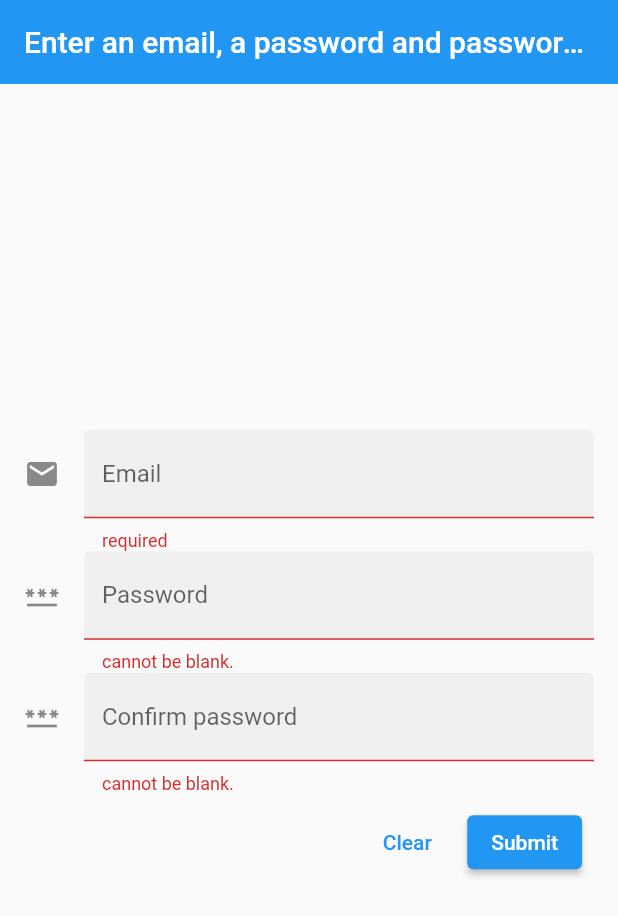
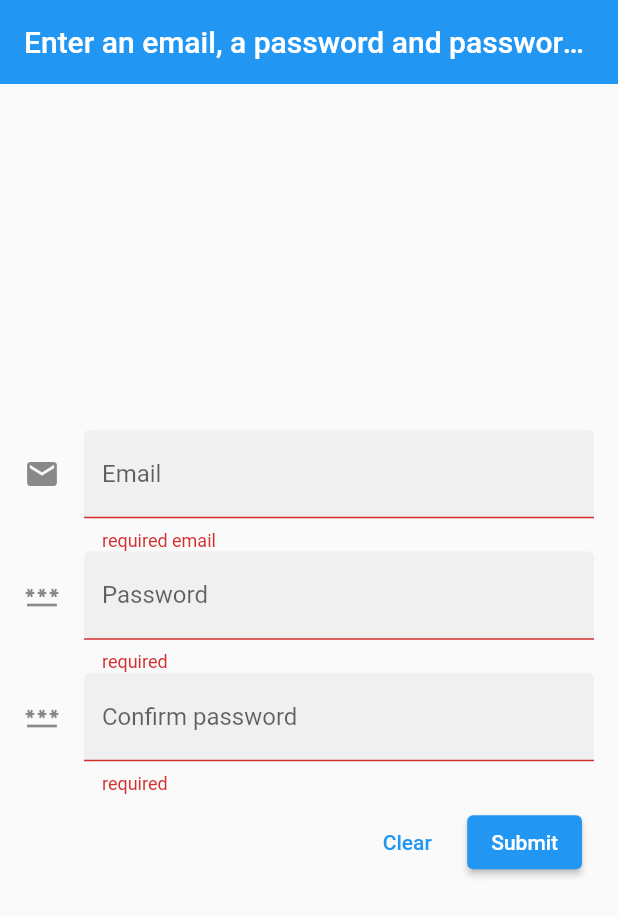
Before and after one commit to dartoos-dev/formdator, a Flutter app: the screen it shows after launch, after a tap on "Submit", on a phone screen of 412 x 824 dp. Shown: the top 916 px of the screen. Run offline on Flutter 3.47's test engine with Material 2 defaults, Android fonts, the phone set to English and light mode, and no system bars; missing offline and left inert: cpf_cnpj_validator.

Commit message:
refactor!: update the error messages type to String?
BREAKING CHANGES

Closes #43

```diff
--- a/example/lib/main.dart
+++ b/example/lib/main.dart
@@ -107,11 +107,11 @@ typedef OnSaved = void Function(String?);
 
 /// Convenient form field for sensitive data.
 class _SecretField extends StatelessWidget {
-  /// A form field suitable for entering sensitive data.
+  /// A form field that is suitable for entering sensitive data.
   ///
-  /// [label] descriptive text for the field.
-  /// [onChange] callback for data chage event.
-  /// [onSaved] callback for data saved event.
+  /// [label] a descriptive text for the field.
+  /// [onChange] the callback for data chage event.
+  /// [onSaved] the callback for data saved event.
   /// [extra] an optional extra validation step.
   _SecretField({
     required String label,
@@ -122,7 +122,7 @@ class _SecretField extends StatelessWidget {
   })  : _label = label,
         _onChanged = onChanged,
         _onSaved = onSaved,
-        _extra = extra ?? const Ok().call, // dummy validator as default
+        _extra = extra ?? const Ok().call, // a dummy validator as default
         super(key: key);
 
   final String _label;
@@ -136,7 +136,7 @@ class _SecretField extends StatelessWidget {
       onSaved: _onSaved,
       onChanged: _onChanged,
       validator: Rules<String>([
-        const Req(blank: 'cannot be blank.'),
+        const Req(),
         Len.range(
           4,
           8,
@@ -150,21 +150,21 @@ class _SecretField extends StatelessWidget {
         labelText: _label,
         filled: true,
         icon: const Icon(Icons.password),
-        hintText: 'between 4 and 8 characters',
+        hintText: '4 to 8 characters',
       ),
     );
   }
 }
 
-/// Email field widget — it trims the entered email value and validate it so
-/// that it is not blank and is well-formed.
+/// Email field widget — it trims and validate an email so that it is neither
+/// blank nor malformed.
 class _EmailField extends StatelessWidget {
   /// Non-blank well-formed email with an optional [extra] validation step.
   ///
   /// [onSaved] callback for email saved event.
   _EmailField({OnSaved? onSaved, ValStr? extra, Key? key})
       : _onSaved = onSaved,
-        _extra = extra ?? const Ok().call, // defaults to dummy validator.
+        _extra = extra ?? const Ok().call, // defaults to a dummy validator.
         super(key: key);
 
   final OnSaved? _onSaved;
@@ -189,7 +189,7 @@ class _EmailField extends StatelessWidget {
   }
 }
 
-/// Row with clear and submit buttons.
+/// A clear and submit buttons within a Row widget.
 class _ClearSubmitBar extends StatelessWidget {
   /// Encapsulates the form state.
   const _ClearSubmitBar({
--- a/lib/src/brazil/cnpj.dart
+++ b/lib/src/brazil/cnpj.dart
@@ -8,8 +8,9 @@ import 'cnpj_strip.dart';
 class Cnpj {
   /// Validates an optional cnpj field.
   ///
-  /// [mal] is the error message in case of a malformed CNPJ.
-  const Cnpj({required String mal}) : _malformed = mal;
+  /// [mal] is the error message in case of a malformed CNPJ; defaults to
+  /// 'malformed cnpj'.
+  const Cnpj({String? mal}) : _malformed = mal ?? 'malformed cnpj';
 
   final String _malformed;
 
--- a/lib/src/core/equal.dart
+++ b/lib/src/core/equal.dart
@@ -3,10 +3,11 @@ class Equal {
   /// Validates the equality between two values.
   ///
   /// [to] the value to be compared to.
-  /// [diff] the error message in case of different values.
-  const Equal(Object? Function() to, {String diff = 'cannot be different'})
+  /// [diff] the error message in case of different values; defaults to 'does
+  /// not match'.
+  const Equal(Object? Function() to, {String? diff})
       : _to = to,
-        _diff = diff;
+        _diff = diff ?? 'does not match';
 
   final Object? Function() _to;
   final String _diff;
--- a/lib/src/core/req.dart
+++ b/lib/src/core/req.dart
@@ -1,21 +1,22 @@
-/// Mandatory field.
+/// Mandatory input data.
 ///
-/// **Note:** both the **null** value and empty are **invalid inputs**.
+/// It will reject null or empty input data.
 class Req {
   /// Non-blank field.
   ///
-  /// [blank] is the error message in case of a null or empty input.
-  const Req({String blank = 'required'}) : _blank = blank;
+  /// [blank] the error message in case of null or empty input data; defaults to
+  /// 'required'.
+  const Req({String? blank}) : _blank = blank ?? 'required';
 
   final String _blank;
 
-  /// Valid - returns null - if [value] is neither null nor empty.
-  String? call(Object? value) =>
-      (value == null || _isEmpty(value)) ? _blank : null;
+  /// Valid - returns null - if [input] is neither null nor empty.
+  String? call(Object? input) =>
+      (input == null || _isEmpty(input)) ? _blank : null;
 
-  bool _isEmpty(Object value) {
-    return (value is String && value.isEmpty) ||
-        (value is Iterable && value.isEmpty) ||
-        (value is Map && value.isEmpty);
+  bool _isEmpty(Object input) {
+    return (input is String && input.isEmpty) ||
+        (input is Iterable && input.isEmpty) ||
+        (input is Map && input.isEmpty);
   }
 }
--- a/lib/src/core/trim.dart
+++ b/lib/src/core/trim.dart
@@ -4,10 +4,10 @@ import 'package:formdator/formdator.dart';
 ///
 /// It does not validate anything! It just trims input data and forwards it.
 class Trim {
-  /// Will remove any leading or trailing whitspace from input before forwarding
-  /// it to [val].
+  /// Will remove any leading or trailing whitespaces from input before
+  /// forwarding it to [val].
   ///
-  /// [val] a validator for string input data.
+  /// [val] a validator for [String] input data.
   const Trim(ValStr val) : _val = val;
 
   final ValStr _val;
--- a/lib/src/logic/nok.dart
+++ b/lib/src/logic/nok.dart
@@ -4,8 +4,8 @@
 class Nok {
   /// Does not perform any validation.
   ///
-  /// [error] the message that will always be returned.
-  const Nok({String error = 'error'}) : _error = error;
+  /// [error] the message that will always be returned; defaults to 'Nok error'.
+  const Nok({String? error}) : _error = error ?? 'Nok error';
 
   final String _error;
 
--- a/lib/src/net/email.dart
+++ b/lib/src/net/email.dart
@@ -2,10 +2,10 @@
 ///
 /// Blank field - null value - is a valid input!
 ///
-/// If the field is mandatory, see [Req].
+/// If email is required, see [ReqEmail].
 class Email {
-  /// Validates an optional email field using a regular expression suitable for
-  /// validating emails that were manually entered.
+  /// Validates an optional email using a regular expression that is suitable
+  /// for validating emails that were manually entered.
   ///
   /// The validation takes into account that the local part (before the @) is
   /// limited to 64 characters and that each part of the domain name is limited
@@ -14,10 +14,11 @@ class Email {
   /// more than 4 subdomains.
   ///
   /// **Note:** null value is a **valid input**, whereas the empty string _''_
-  /// is not. If the email field is mandatory, see [Req].
+  /// is not. If the email field is mandatory, see [ReqEmail].
   ///
-  /// [mal] is the error message in case of a malformed email.
-  const Email({required String mal}) : _malformed = mal;
+  /// [mal] is the error message in case of a malformed email; defaults to
+  /// 'malformed email'.
+  Email({String? mal}) : _malformed = mal ?? 'malformed email';
 
   final String _malformed;
   // lazy loading (on-demand) initialization.
--- a/lib/src/net/req_email.dart
+++ b/lib/src/net/req_email.dart
@@ -7,14 +7,16 @@ import 'email.dart';
 class ReqEmail {
   /// Ensures a non-blank and well-formed email value.
   ///
-  /// [blank] is the blank field message; [mal], the malformed email message.
-  ReqEmail({String blank = 'required', String mal = 'malformed'})
-      : _reqEmail = Rules([Req(blank: blank), Email(mal: mal)]);
+  /// [blank] the blank field message; defaults to 'required email'.
+  /// [mal] the malformed email message.
+  ReqEmail({String? blank, String? mal})
+      : _reqEmail =
+            Rules([Req(blank: blank ?? 'required email'), Email(mal: mal)]);
 
   final Rules<String> _reqEmail;
 
-  /// Valid — returns null — if [email] is a non-blank and well-formed email;
-  /// otherwise, returns the blank error message if [email] is null, or the
-  /// malformed error message if [email] is malformed.
-  String? call(String? email) => _reqEmail(email);
+  /// Valid — returns null — if [input] is a non-blank well-formed email;
+  /// otherwise, returns the blank error message if [input] is null, or the
+  /// malformed error message if [input] is malformed.
+  String? call(String? input) => _reqEmail(input);
 }
```
Also changed, not shown: lib/src/brazil/cpf.dart (+4 -3 lines), lib/src/core/digit.dart (+5 -4 lines), lib/src/core/len.dart (+21 -15 lines), lib/src/core/num.dart (+22 -12 lines), example/pubspec.lock, 3 other files.
